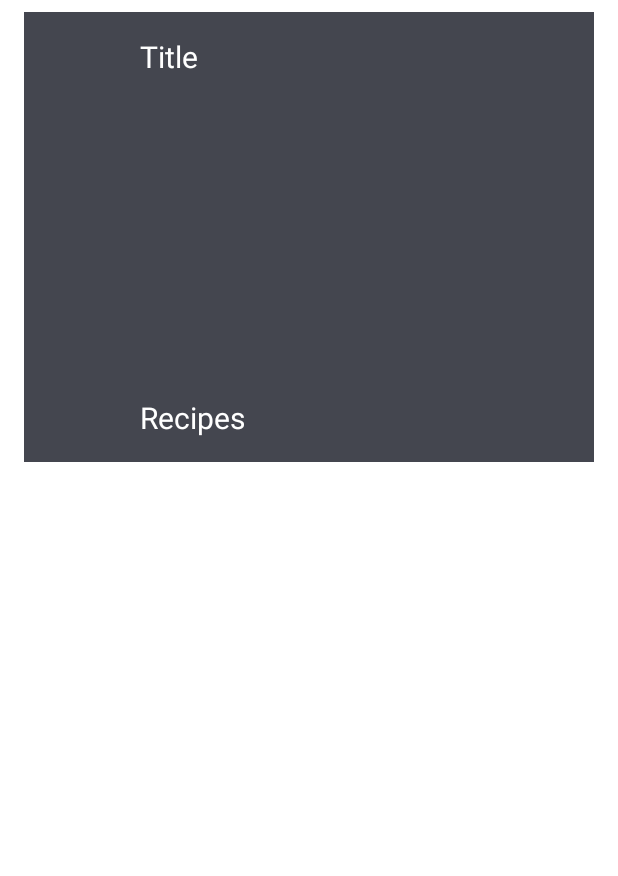
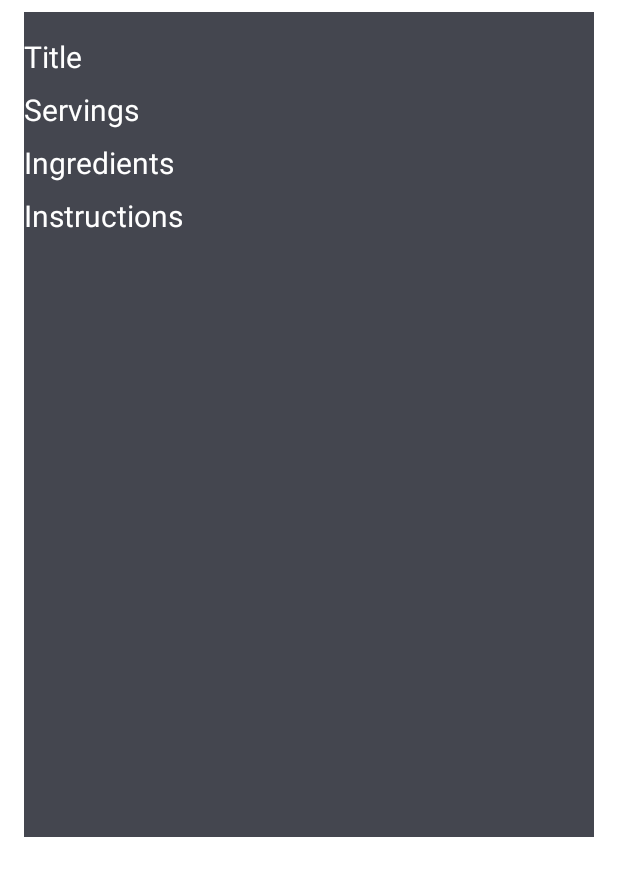
Before and after one commit to 21spo-mobile-project-g8/FitnessApp, an Android app: the layout recipe_item.xml on its own in the app's theme, with its tools: preview values and no code run, on a phone screen of 412 x 824 dp. Shown: the top 876 px of the screen. Run offline under Robolectric (Android 15) with nearby library versions, the phone set to English and light mode, and no system bars.

```diff
--- a/app/src/main/java/com/example/fitnessapp/foodAPI/FoodItem.kt
+++ b/app/src/main/java/com/example/fitnessapp/foodAPI/FoodItem.kt
@@ -5,6 +5,5 @@ data class FoodItem(
 	val instructions: String,
 	val servings: String,
 	val ingredients: String,
-	val title: String,
-	val query: String
+	val title: String
 )
--- a/app/src/main/java/com/example/fitnessapp/foodAPI/RecyclerAdapter.kt
+++ b/app/src/main/java/com/example/fitnessapp/foodAPI/RecyclerAdapter.kt
@@ -17,7 +17,9 @@ import com.example.fitnessapp.R
 
             // Alustetaan TextView-luokan ominaisuudet ViewHolder-luokan näkymässä.
             val titleTxt: TextView =itemView.findViewById(R.id.recipeTitle)
-            val recipeTxt: TextView =itemView.findViewById(R.id.recipeInfo)
+            val servingsTxt: TextView =itemView.findViewById(R.id.servingsInfo)
+            val ingredientsTxt: TextView =itemView.findViewById(R.id.ingredientsInfo)
+            val instructionsTxt: TextView =itemView.findViewById(R.id.instructionsInfo)
         }
 
         // Metodi, joka luo uuden ViewHolder-luokan näkymän.
@@ -42,7 +44,11 @@ import com.example.fitnessapp.R
             holder.apply {
                 titleTxt.text = currentItem.title
 
-                recipeTxt.text = currentItem.ingredients.toString() + " recipes"
+                servingsTxt.text = currentItem.servings.toString() + " recipes"
+
+                ingredientsTxt.text = currentItem.ingredients.toString()
+
+                instructionsTxt.text = currentItem.instructions.toString()
             }
 
         }
--- a/app/src/main/res/layout/recipe_item.xml
+++ b/app/src/main/res/layout/recipe_item.xml
@@ -3,7 +3,7 @@
     xmlns:app="http://schemas.android.com/apk/res-auto"
     xmlns:tools="http://schemas.android.com/tools"
     android:layout_width="match_parent"
-    android:layout_height="300dp"
+    android:layout_height="550dp"
     android:layout_marginLeft="16dp"
     android:layout_marginTop="8dp"
     android:layout_marginRight="16dp"
@@ -11,28 +11,46 @@
     android:background="@color/material_dynamic_neutral_variant30">
 
     <TextView
+        android:id="@+id/instructionsInfo"
+        android:layout_width="370dp"
+        android:layout_height="wrap_content"
+        android:layout_marginTop="8dp"
+        android:text="@string/tvInstructions"
+        android:textColor="@color/design_default_color_background"
+        android:textSize="20sp"
+        app:layout_constraintStart_toStartOf="parent"
+        app:layout_constraintTop_toBottomOf="@+id/ingredientsInfo" />
+
+    <TextView
+        android:id="@+id/ingredientsInfo"
+        android:layout_width="370dp"
+        android:layout_height="wrap_content"
+        android:layout_marginTop="8dp"
+        android:text="@string/tvIngredients"
+        android:textColor="@color/design_default_color_background"
+        android:textSize="20sp"
+        app:layout_constraintStart_toStartOf="parent"
+        app:layout_constraintTop_toBottomOf="@+id/servingsInfo" />
+
+    <TextView
         android:id="@+id/recipeTitle"
-        android:layout_width="225dp"
+        android:layout_width="370dp"
         android:layout_height="wrap_content"
         android:layout_marginTop="16dp"
         android:text="@string/title"
         android:textColor="@color/design_default_color_background"
         android:textSize="20sp"
-        app:layout_constraintEnd_toEndOf="parent"
         app:layout_constraintStart_toStartOf="parent"
         app:layout_constraintTop_toTopOf="parent" />
 
     <TextView
-        android:id="@+id/recipeInfo"
-        android:layout_width="225dp"
+        android:id="@+id/servingsInfo"
+        android:layout_width="370dp"
         android:layout_height="wrap_content"
-        android:layout_marginBottom="16dp"
-        android:text="@string/tvRecipe"
+        android:layout_marginTop="8dp"
+        android:text="@string/tvServings"
         android:textColor="@color/design_default_color_background"
         android:textSize="20sp"
-        app:layout_constraintBottom_toBottomOf="parent"
-        app:layout_constraintEnd_toEndOf="parent"
         app:layout_constraintStart_toStartOf="parent"
-        app:layout_constraintTop_toBottomOf="@+id/recipeTitle"
-        app:layout_constraintVertical_bias="1.0" />
+        app:layout_constraintTop_toBottomOf="@+id/recipeTitle" />
 </androidx.constraintlayout.widget.ConstraintLayout>
--- a/app/src/main/res/values/strings.xml
+++ b/app/src/main/res/values/strings.xml
@@ -46,7 +46,11 @@
     <string name="nutritionCarbohydrates">Carbohydrates</string>
     <string name="nutritionSugar">Sugar</string>
 
-    <string name="tvRecipe">Recipes</string>
+    <string name="tvServings">Servings</string>
+    <string name="tvIngredients">Ingredients</string>
+    <string name="tvInstructions">Instructions</string>
+
+
     <string name="muscle">muscle</string>
     <string name="title">Title</string>
     <string name="tvMuscle">Muscle</string>
```
